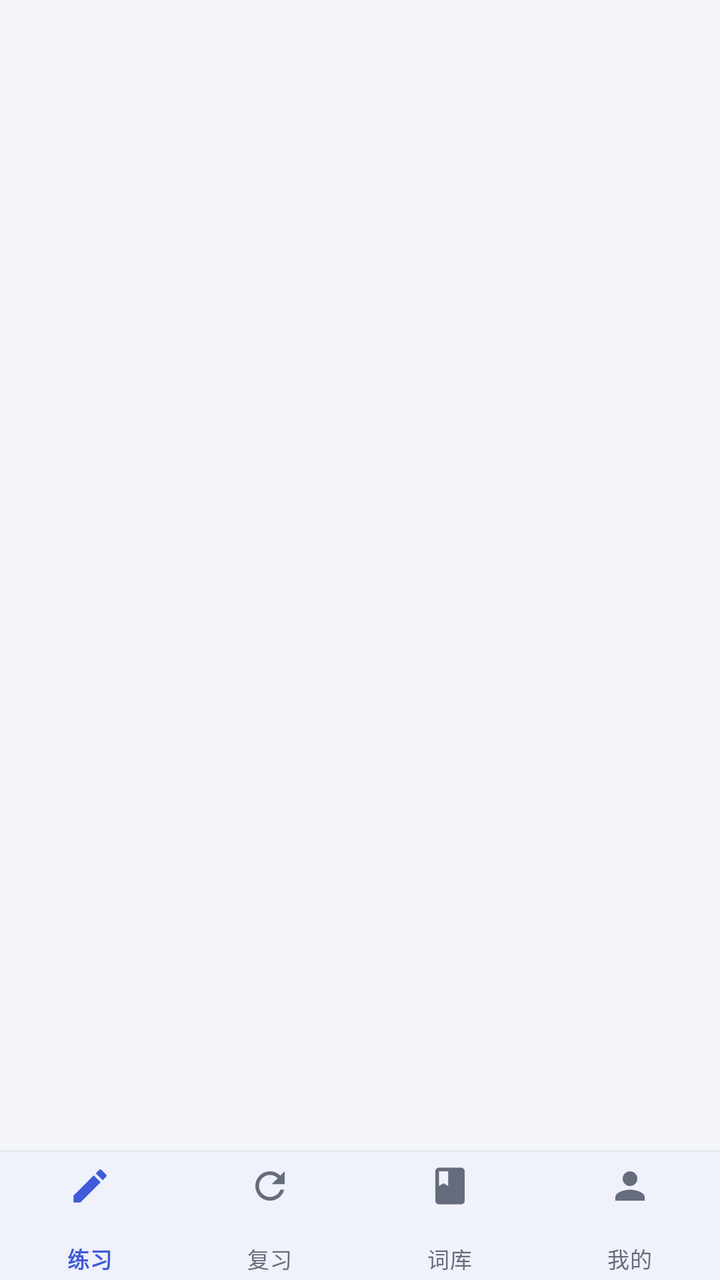
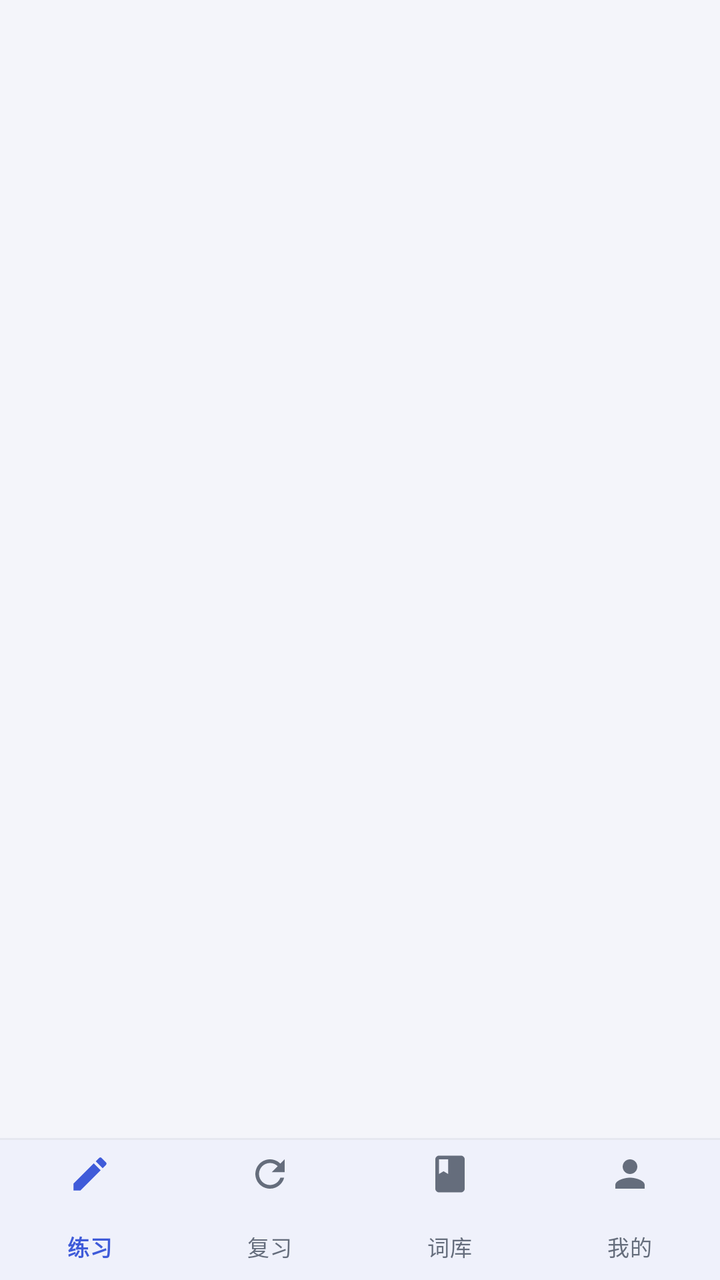

Two renders of the same Android screen: before a commit and after it. Below are the layout's source before the change and the commit's diff.
<!-- AndroidManifest.xml: application theme Theme.WordDrill -->
<!-- res/layout/activity_main.xml -->
<?xml version="1.0" encoding="utf-8"?>
<LinearLayout xmlns:android="http://schemas.android.com/apk/res/android"
    xmlns:app="http://schemas.android.com/apk/res-auto"
    android:id="@+id/root"
    android:layout_width="match_parent"
    android:layout_height="match_parent"
    android:background="@color/bg"
    android:orientation="vertical">

    <FrameLayout
        android:id="@+id/fragmentContainer"
        android:layout_width="match_parent"
        android:layout_height="0dp"
        android:layout_weight="1" />

    <View
        android:layout_width="match_parent"
        android:layout_height="1dp"
        android:background="@color/divider" />

    
    <com.google.android.material.bottomnavigation.BottomNavigationView
        android:id="@+id/bottomNav"
        style="@style/Widget.Material3.BottomNavigationView"
        android:layout_width="match_parent"
        android:layout_height="wrap_content"
        android:background="@color/surface"
        android:minHeight="64dp"
        app:itemActiveIndicatorStyle="@style/Widget.WordDrill.BottomNav.ActiveIndicator"
        app:itemIconSize="22dp"
        app:itemIconTint="@color/nav_item"
        app:itemPaddingBottom="6dp"
        app:itemPaddingTop="6dp"
        app:itemTextAppearanceActive="@style/TextAppearance.WordDrill.NavLabel"
        app:itemTextAppearanceInactive="@style/TextAppearance.WordDrill.NavLabel"
        app:itemTextColor="@color/nav_item"
        app:labelVisibilityMode="labeled"
        app:menu="@menu/menu_bottom" />
</LinearLayout>
<!-- resources referenced by this layout -->
<resources>
  <color name="bg">#F4F5FA</color>
  <color name="divider">#E6E8F0</color>
  <color name="surface">#FFFFFF</color>
  <style name="TextAppearance.WordDrill.NavLabel" parent="TextAppearance.Material3.LabelMedium">
          <item name="android:textSize">11sp</item>
      </style>
  <style name="Widget.WordDrill.BottomNav.ActiveIndicator" parent="Widget.Material3.BottomNavigationView.ActiveIndicator">
          <item name="android:color">@color/brand_soft</item>
      </style>
  <style name="Theme.WordDrill" parent="Theme.Material3.DayNight.NoActionBar">
          <item name="colorPrimary">@color/brand</item>
          <item name="colorOnPrimary">@color/white</item>
          <item name="colorPrimaryContainer">@color/brand_container</item>
          <item name="colorOnPrimaryContainer">@color/brand_dark</item>
          <item name="colorSecondary">@color/accent</item>
          
          <item name="colorSecondaryContainer">@color/brand_container</item>
          <item name="colorOnSecondaryContainer">@color/brand_dark</item>
          <item name="colorSurface">@color/surface</item>
          <item name="android:colorBackground">@color/bg</item>
          <item name="android:windowBackground">@color/bg</item>
          <item name="android:statusBarColor">@color/bg</item>
          <item name="android:navigationBarColor">@color/bg</item>
          <item name="android:windowLightStatusBar">@bool/light_status_bar</item>
      </style>
  <color name="brand_soft">#ECF0FF</color>
  <color name="brand">#3F5BD9</color>
  <color name="white">#FFFFFF</color>
  <color name="brand_container">#E4E9FF</color>
  <color name="brand_dark">#1D2B6B</color>
  <color name="accent">#C97A00</color>
</resources>

<!-- the commit's change to res/layout/activity_main.xml (unified diff, before → after) -->
@@ -25,11 +25,11 @@
         android:layout_width="match_parent"
         android:layout_height="wrap_content"
         android:background="@color/surface"
-        android:minHeight="64dp"
+        android:minHeight="70dp"
         app:itemActiveIndicatorStyle="@style/Widget.WordDrill.BottomNav.ActiveIndicator"
         app:itemIconSize="22dp"
         app:itemIconTint="@color/nav_item"
-        app:itemPaddingBottom="6dp"
+        app:itemPaddingBottom="12dp"
         app:itemPaddingTop="6dp"
         app:itemTextAppearanceActive="@style/TextAppearance.WordDrill.NavLabel"
         app:itemTextAppearanceInactive="@style/TextAppearance.WordDrill.NavLabel"
